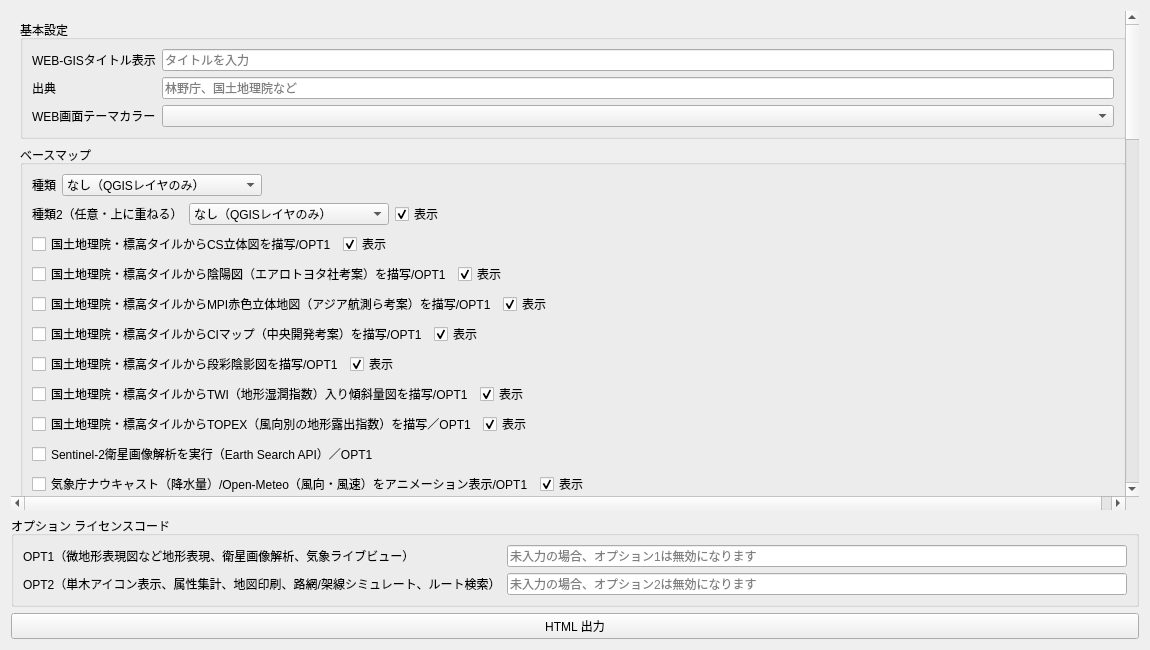
naokimuroki/ForestGeoStudio-QGIS-plugin, file dialog.ui: the form before one commit.
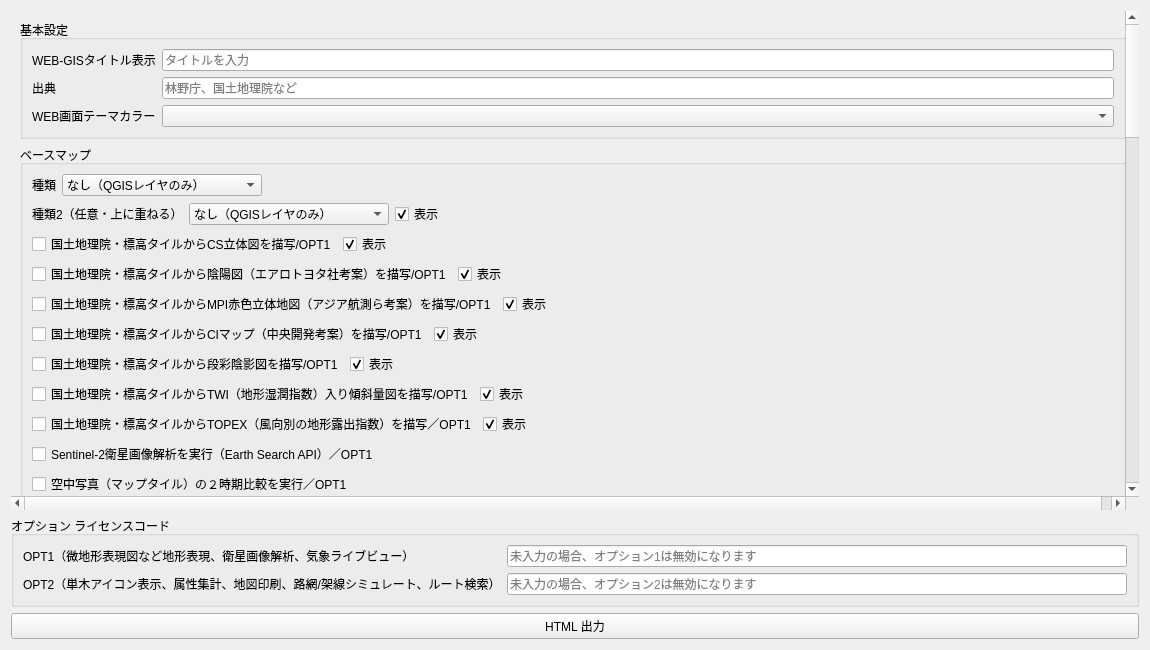
The form after the commit.

Commit message: Add checkbox for airphoto change comparison

Patch:
```diff
--- a/dialog.ui
+++ b/dialog.ui
@@ -763,6 +763,24 @@
         </item>
        </layout>
       </item>
+      <item>
+       <layout class="QHBoxLayout" name="layoutBasemapRowAirphotoChange">
+        <item>
+         <widget class="QCheckBox" name="chkAirphotoChange">
+          <property name="text">
+           <string>空中写真（マップタイル）の２時期比較を実行／OPT1</string>
+          </property>
+          <property name="checked"><bool>false</bool></property>
+         </widget>
+        </item>
+        <item>
+         <spacer name="spacerAirphotoChange">
+          <property name="orientation"><enum>Qt::Horizontal</enum></property>
+          <property name="sizeHint" stdset="0"><size><width>40</width><height>20</height></size></property>
+         </spacer>
+        </item>
+       </layout>
+      </item>
       <item>
        <layout class="QHBoxLayout" name="layoutBasemapRow7">
         <item>
```
